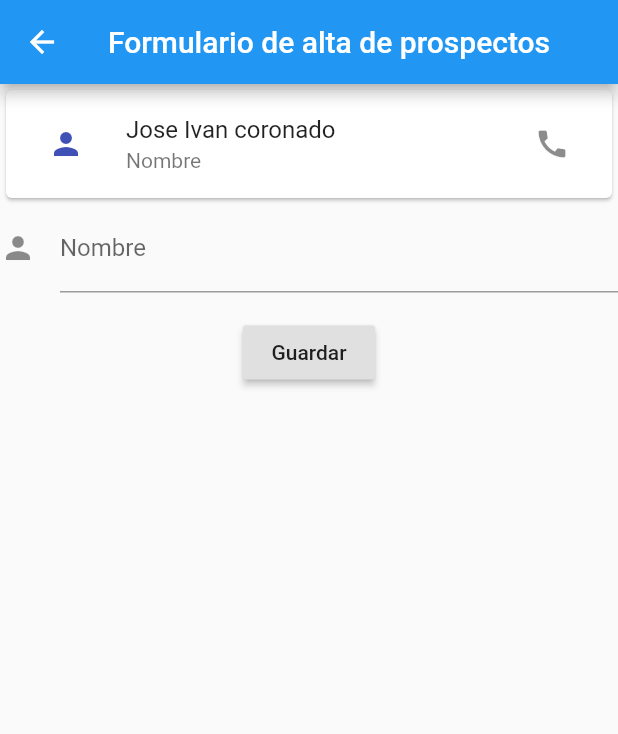
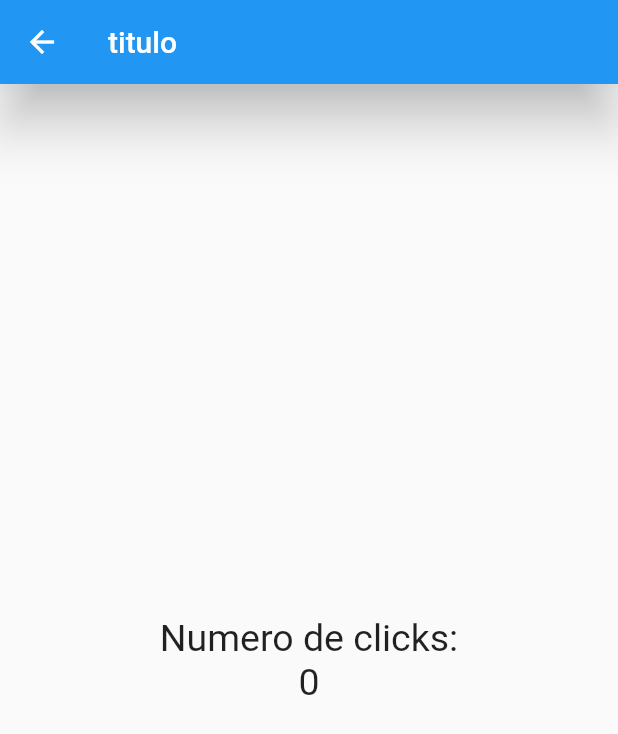
Before and after one commit to jocorona1705/prospectos, a Flutter app: the screen it shows after launch, after a tap on the "add" icon, on a phone screen of 412 x 824 dp. Shown: the top 734 px of the screen. Run offline on Flutter 3.47's test engine with Material 2 defaults, Android fonts, the phone set to English and light mode, and no system bars.

Commit message:
Inicio de contador

```diff
--- a/lib/main.dart
+++ b/lib/main.dart
@@ -4,6 +4,7 @@ import 'package:prospectos/src/pages/formulario_page.dart';
 import 'package:prospectos/src/pages/home_page.dart';
 import 'package:provider/provider.dart';
 import 'package:prospectos/src/providers/prospectos_info.dart';
+import 'src/pages/contador.dart';
 
 void main() => runApp(MyApp());
 
@@ -20,7 +21,8 @@ class MyApp extends StatelessWidget {
         routes: <String, WidgetBuilder> {
           'home': (BuildContext context) => HomePage(),
           'AltaProspecto':(BuildContext context) => FormularioAlta(),
-          'DetallesProspecto': (BuildContext context) => DetallesProspecto()
+          'DetallesProspecto': (BuildContext context) => DetallesProspecto(),
+          'Contador': (BuildContext context) => Contador()
         },
       ),
     );
--- /dev/null
+++ b/lib/src/pages/contador.dart
@@ -0,0 +1,27 @@
+import 'package:flutter/material.dart';
+
+class Contador extends StatelessWidget{
+
+  final estiloTexto = TextStyle(fontSize: 25.0);
+
+  @override
+  Widget build(BuildContext context) {
+    return Scaffold(
+      appBar: AppBar(
+        title: Text('titulo'),
+        centerTitle: false,
+        elevation: 15.0,
+      ),
+      body: Center(
+        child: Column(
+          mainAxisAlignment: MainAxisAlignment.center,
+          children: <Widget>[
+            Text('Numero de clicks:', style: estiloTexto),
+            Text('0', style: estiloTexto)
+          ],
+        ),
+      ),
+    );
+  }
+
+}
--- a/lib/src/pages/prospectos_datatable.dart
+++ b/lib/src/pages/prospectos_datatable.dart
@@ -1,10 +1,8 @@
 import 'package:flutter/material.dart';
-import 'package:flutter/src/material/data_table.dart';
 // import 'package:provider/provider.dart';
 // import 'package:prospectos/src/providers/prospectos_info.dart';
 
 class DataTableOfProspectos extends StatelessWidget {
-
   void _getSelectedRowInfo() {
     print('Selected Item Row Name Here...');
   }
@@ -17,6 +15,7 @@ class DataTableOfProspectos extends StatelessWidget {
       ),
       body: Container(
         child: DataTable(
+          horizontalMargin: 100.0,
           onSelectAll: (b) {},
           sortAscending: true,
           columns: <DataColumn>[
--- a/lib/src/widgets/superfloatingbuttons.dart
+++ b/lib/src/widgets/superfloatingbuttons.dart
@@ -12,9 +12,9 @@ class SuperFloatingAction extends StatelessWidget {
           child: Icon(Icons.add),
           backgroundColor: Colors.blue,
           onPressed: () {
-            Navigator.of(context).pushNamed('AltaProspecto');
+            Navigator.of(context).pushNamed('Contador');
           },
-        )
+        ),
       ],
     );
   }
```
Also changed, not shown: lib/src/providers/prospectos_info.dart (+8 -0 lines). Lines whose indentation alone changed are shown as unchanged.
